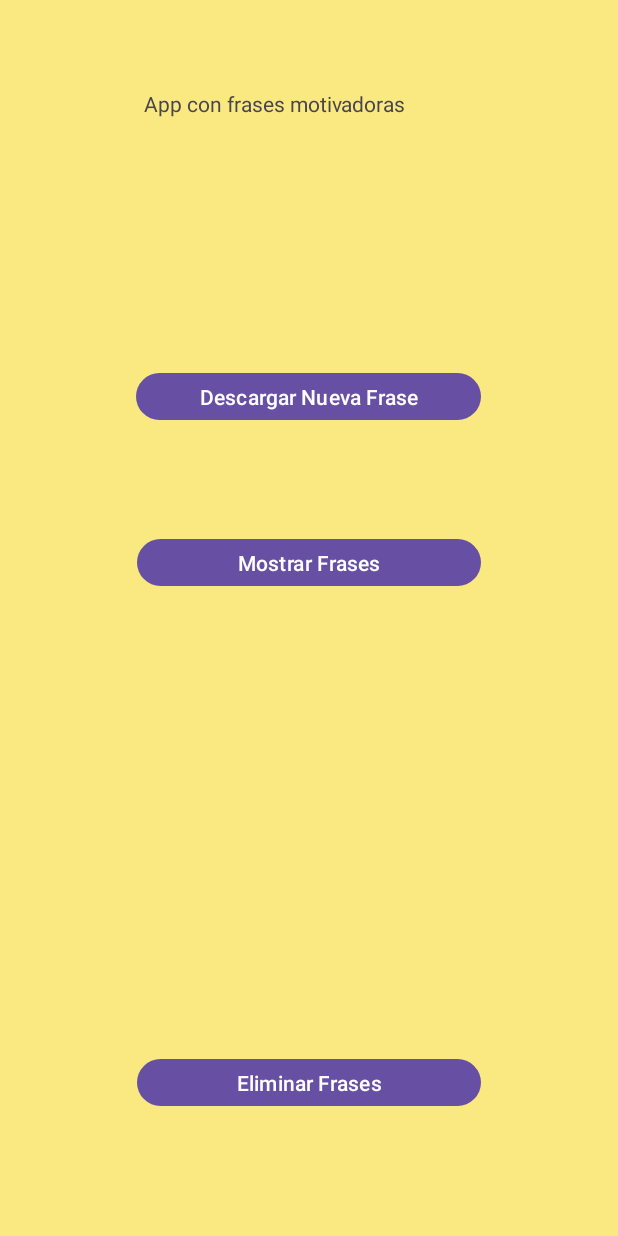
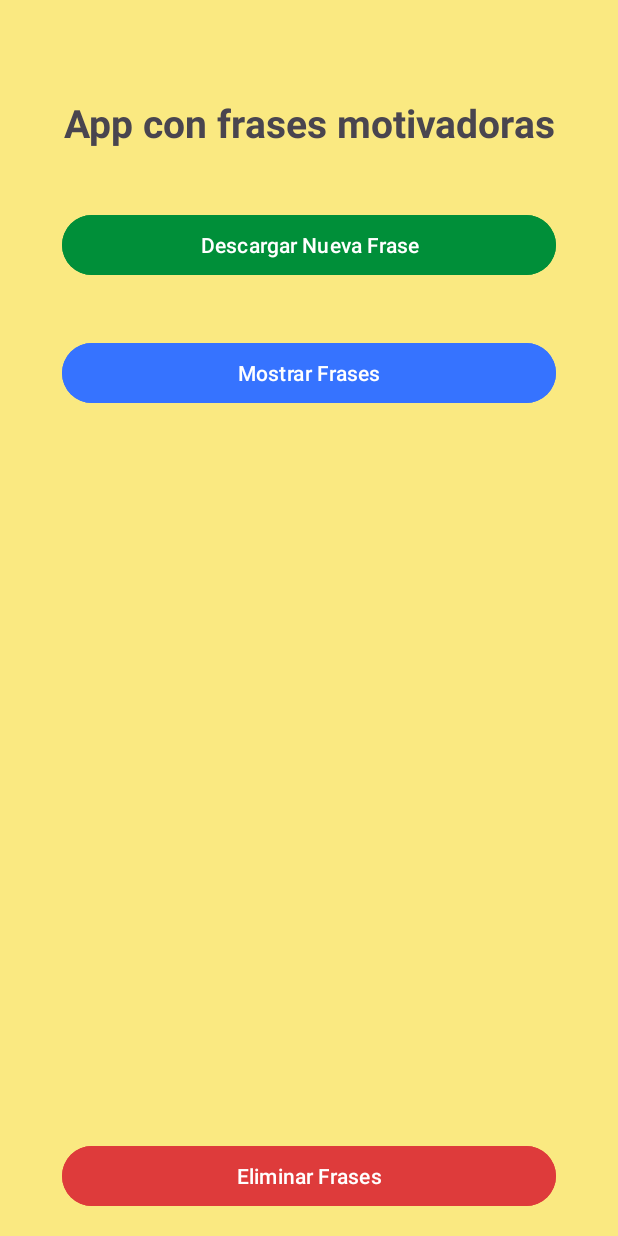
Before and after one commit to Exsy09/DAM2_PMM_UT2_Actividad3_AitorCoscollano, an Android app: the screen it shows after launch (MainActivity), on a phone screen of 412 x 824 dp. Run offline under Robolectric (Android 15) with nearby library versions, the phone set to English and light mode, and no system bars.

Commit message:
frases motivadoras funciona

```diff
--- a/app/src/main/AndroidManifest.xml
+++ b/app/src/main/AndroidManifest.xml
@@ -1,6 +1,8 @@
 <?xml version="1.0" encoding="utf-8"?>
 <manifest xmlns:android="http://schemas.android.com/apk/res/android"
     xmlns:tools="http://schemas.android.com/tools">
+
+    <uses-permission android:name="android.permission.INTERNET"/>
 
     <application
         android:allowBackup="true"
--- a/app/src/main/java/com/example/dam2_pmm_ut2_actividad3_aitorcoscollano/MainActivity.java
+++ b/app/src/main/java/com/example/dam2_pmm_ut2_actividad3_aitorcoscollano/MainActivity.java
@@ -1,24 +1,78 @@
 package com.example.dam2_pmm_ut2_actividad3_aitorcoscollano;
 
 import android.os.Bundle;
+import android.view.View;
+import android.widget.Button;
 
-import androidx.activity.EdgeToEdge;
 import androidx.appcompat.app.AppCompatActivity;
-import androidx.core.graphics.Insets;
-import androidx.core.view.ViewCompat;
-import androidx.core.view.WindowInsetsCompat;
+import androidx.recyclerview.widget.LinearLayoutManager;
+import androidx.recyclerview.widget.RecyclerView;
+
+import com.example.dam2_pmm_ut2_actividad3_aitorcoscollano.data.Frases;
+import com.example.dam2_pmm_ut2_actividad3_aitorcoscollano.data.FrasesDAO;
+import com.example.dam2_pmm_ut2_actividad3_aitorcoscollano.net.HttpUtils;
+import com.example.dam2_pmm_ut2_actividad3_aitorcoscollano.ui.FrasesAdapter;
+
+import java.util.ArrayList;
+
 
 public class MainActivity extends AppCompatActivity {
 
+    private Button btnDescargar, btnMostrar, btnEliminar;
+    private RecyclerView recyclerView;
+    private FrasesAdapter adapter;
+    private FrasesDAO dao;
+    private boolean visible = false;
+
     @Override
-    protected void onCreate(Bundle savedInstanceState) {
-        super.onCreate(savedInstanceState);
-        EdgeToEdge.enable(this);
+    protected void onCreate(Bundle saveInstanceStace){
+        super.onCreate(saveInstanceStace);
         setContentView(R.layout.activity_main);
-        ViewCompat.setOnApplyWindowInsetsListener(findViewById(R.id.main), (v, insets) -> {
-            Insets systemBars = insets.getInsets(WindowInsetsCompat.Type.systemBars());
-            v.setPadding(systemBars.left, systemBars.top, systemBars.right, systemBars.bottom);
-            return insets;
+
+        recyclerView = findViewById(R.id.recyclerView);
+        btnDescargar = findViewById(R.id.btnDescargar);
+        btnMostrar = findViewById(R.id.btnMostrar);
+        btnEliminar = findViewById(R.id.btnEliminar);
+
+        recyclerView.setLayoutManager(new LinearLayoutManager(this));
+        recyclerView.setVisibility(View.GONE);
+
+        dao = new FrasesDAO(this);
+        dao.abrir();
+
+        btnDescargar.setOnClickListener(v -> {
+            new Thread(() ->{
+                Frases frases = HttpUtils.descargarFrase();
+                if (frases != null){
+                    dao.insertarFrase(frases);
+                }
+            }).start();
+        });
+
+        btnMostrar.setOnClickListener(v -> {
+            if (!visible){
+                ArrayList<Frases> listaFrases = dao.obtenerFrases();
+                adapter = new FrasesAdapter(listaFrases);
+                recyclerView.setAdapter(adapter);
+                recyclerView.setVisibility(View.VISIBLE);
+                btnMostrar.setText("Ocultar Frases");
+                visible = true;
+            } else {
+                recyclerView.setVisibility(View.GONE);
+                btnMostrar.setText("Mostrar Frases");
+                visible = false;
+            }
+        });
+
+        btnEliminar.setOnClickListener(v -> {
+            dao.eliminarFrases();
+            recyclerView.setAdapter(null);
         });
     }
+
+    @Override
+    protected void onDestroy(){
+        dao.cerrar();
+        super.onDestroy();
+    }
 }
--- a/app/src/main/java/com/example/dam2_pmm_ut2_actividad3_aitorcoscollano/data/FrasesDBHelper.java
+++ b/app/src/main/java/com/example/dam2_pmm_ut2_actividad3_aitorcoscollano/data/FrasesDBHelper.java
@@ -10,7 +10,10 @@ public class FrasesDBHelper extends SQLiteOpenHelper {
 
     private static final String DATABASE_NOMBRE = "frases.db";
     private static final int DATABASE_VERSION = 1;
-    private static final String DATABASE_TABLA = "t_frases";
+    public static final String DATABASE_TABLA = "t_frases";
+    public static final String COL_ID = "id";
+    public static final String COL_FRASE = "texto";
+    public static final String COL_AUTOR = "autor";
 
     public FrasesDBHelper(@Nullable Context context){
         super(context, DATABASE_NOMBRE, null, DATABASE_VERSION);
@@ -18,10 +21,10 @@ public class FrasesDBHelper extends SQLiteOpenHelper {
 
     @Override
     public void onCreate(SQLiteDatabase db){
-        String creatorQuery = "CREATE TABLE " + DATABASE_TABLA + "(" +
-                "id INTEGER PRIMARY KEY AUTOINCREMENT," +
-                "autor TEXT NOT NULL," +
-                "frase TEXT NOT NULL)";
+        String creatorQuery = "CREATE TABLE " + DATABASE_TABLA + " (" +
+                COL_ID + " INTEGER PRIMARY KEY AUTOINCREMENT, " +
+                COL_FRASE + " TEXT, " +
+                COL_AUTOR + " TEXT)";
         db.execSQL(creatorQuery);
     }
 
--- a/app/src/main/res/layout/activity_main.xml
+++ b/app/src/main/res/layout/activity_main.xml
@@ -1,8 +1,9 @@
 <?xml version="1.0" encoding="utf-8"?>
-<androidx.constraintlayout.widget.ConstraintLayout xmlns:android="http://schemas.android.com/apk/res/android"
+<androidx.constraintlayout.widget.ConstraintLayout
+    xmlns:android="http://schemas.android.com/apk/res/android"
     xmlns:app="http://schemas.android.com/apk/res-auto"
     xmlns:tools="http://schemas.android.com/tools"
-    android:id="@+id/main"
+    android:id="@+id/layoutPrincipal"
     android:layout_width="match_parent"
     android:layout_height="match_parent"
     android:background="#FAE981"
@@ -10,47 +11,66 @@
 
     <TextView
         android:id="@+id/titulo"
-        android:layout_width="220dp"
-        android:layout_height="90dp"
+        android:layout_width="0dp"
+        android:layout_height="wrap_content"
+        android:layout_marginTop="48dp"
+        android:padding="16dp"
         android:text="App con frases motivadoras"
-        app:layout_constraintBottom_toBottomOf="parent"
+        android:textAlignment="center"
+        android:textSize="26sp"
+        android:textStyle="bold"
         app:layout_constraintEnd_toEndOf="parent"
+        app:layout_constraintHorizontal_bias="0.0"
         app:layout_constraintStart_toStartOf="parent"
-        app:layout_constraintTop_toTopOf="parent"
-        app:layout_constraintVertical_bias="0.081" />
+        app:layout_constraintTop_toTopOf="parent" />
 
     <Button
         android:id="@+id/btnDescargar"
-        android:layout_width="230dp"
-        android:layout_height="39dp"
+        android:layout_width="0dp"
+        android:layout_height="wrap_content"
+        android:layout_marginTop="24dp"
+        android:backgroundTint="#008F39"
         android:text="Descargar Nueva Frase"
-        app:layout_constraintBottom_toBottomOf="parent"
         app:layout_constraintEnd_toEndOf="parent"
-        app:layout_constraintHorizontal_bias="0.497"
         app:layout_constraintStart_toStartOf="parent"
-        app:layout_constraintTop_toTopOf="parent"
-        app:layout_constraintVertical_bias="0.312" />
-
+        app:layout_constraintTop_toBottomOf="@id/titulo"
+        app:layout_constraintWidth_percent="0.8" />
 
     <Button
         android:id="@+id/btnMostrar"
-        android:layout_width="229dp"
-        android:layout_height="39dp"
+        android:layout_width="0dp"
+        android:layout_height="wrap_content"
+        android:layout_marginTop="12dp"
+        android:backgroundTint="#3673FF"
         android:text="Mostrar Frases"
         app:layout_constraintBottom_toBottomOf="parent"
         app:layout_constraintEnd_toEndOf="parent"
         app:layout_constraintStart_toStartOf="parent"
-        app:layout_constraintTop_toTopOf="parent"
-        app:layout_constraintVertical_bias="0.453" />
+        app:layout_constraintTop_toBottomOf="@id/btnDescargar"
+        app:layout_constraintVertical_bias="0.044"
+        app:layout_constraintWidth_percent="0.8" />
+
+    <androidx.recyclerview.widget.RecyclerView
+        android:id="@+id/recyclerView"
+        android:layout_width="0dp"
+        android:layout_height="0dp"
+        android:visibility="gone"
+        android:padding="8dp"
+        app:layout_constraintTop_toBottomOf="@id/btnMostrar"
+        app:layout_constraintBottom_toTopOf="@id/btnEliminar"
+        app:layout_constraintStart_toStartOf="parent"
+        app:layout_constraintEnd_toEndOf="parent" />
 
     <Button
         android:id="@+id/btnEliminar"
-        android:layout_width="229dp"
-        android:layout_height="39dp"
+        android:layout_width="0dp"
+        android:layout_height="wrap_content"
         android:text="Eliminar Frases"
+        android:backgroundTint="#DE3B3B"
         app:layout_constraintBottom_toBottomOf="parent"
+        app:layout_constraintStart_toStartOf="parent"
         app:layout_constraintEnd_toEndOf="parent"
-        app:layout_constraintStart_toStartOf="parent"
-        app:layout_constraintTop_toTopOf="parent"
-        app:layout_constraintVertical_bias="0.895" />
+        app:layout_constraintWidth_percent="0.8"
+        android:layout_marginBottom="16dp" />
+
 </androidx.constraintlayout.widget.ConstraintLayout>
--- /dev/null
+++ b/app/src/main/res/values/refs.xml
@@ -0,0 +1,2 @@
+<?xml version="1.0" encoding="utf-8"?>
+<resources></resources>
```
Also changed, not shown: app/src/main/java/com/example/dam2_pmm_ut2_actividad3_aitorcoscollano/data/Frases.java (+11 -1 lines), app/src/main/java/com/example/dam2_pmm_ut2_actividad3_aitorcoscollano/data/FrasesDAO.java (+54 -6 lines), app/src/main/java/com/example/dam2_pmm_ut2_actividad3_aitorcoscollano/net/HttpUtils.java (added, +45 -0 lines), app/src/main/java/com/example/dam2_pmm_ut2_actividad3_aitorcoscollano/ui/FrasesAdapter.java (+49 -1 lines), app/src/main/res/layout/lista_frases.xml (added, +29 -0 lines).
